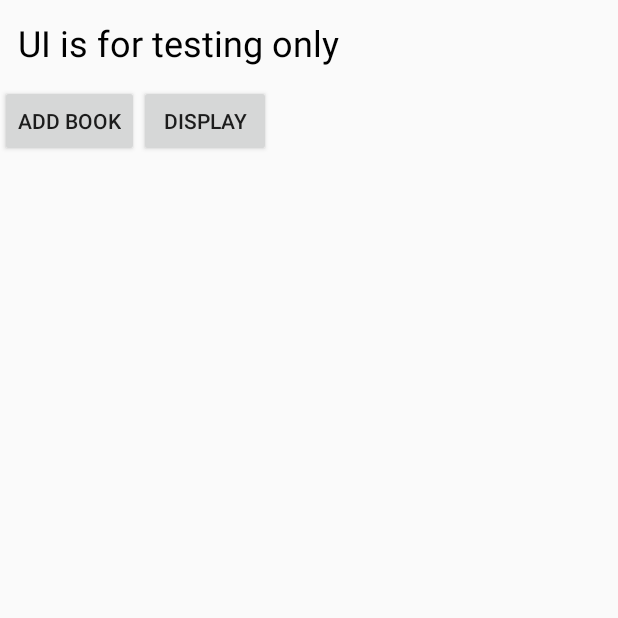
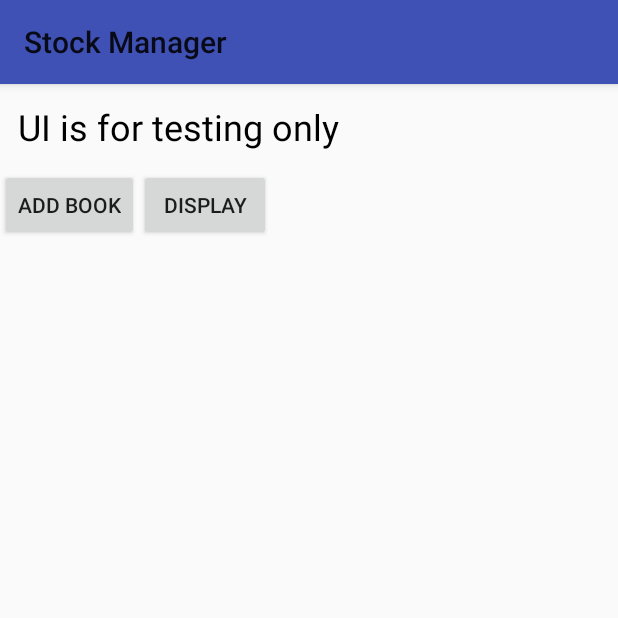
Before and after one commit to VaidotasK/StockManager, an Android app: the screen it shows after launch (MainActivity), on a phone screen of 412 x 824 dp, the top half of it. Run offline under Robolectric (Android 15) with nearby library versions, the phone set to English and light mode, and no system bars; 2 statements that could not run were skipped.

Commit message:
Changed appThem to use ActionBar

```diff
--- a/app/src/main/res/values/styles.xml
+++ b/app/src/main/res/values/styles.xml
@@ -1,7 +1,7 @@
 <resources>
 
     <!-- Base application theme. -->
-    <style name="AppTheme" parent="Theme.AppCompat.DayNight.NoActionBar">
+    <style name="AppTheme" parent="Theme.AppCompat.DayNight">
         <!-- Customize your theme here. -->
         <item name="colorPrimary">@color/colorPrimary</item>
         <item name="colorPrimaryDark">@color/colorPrimaryDark</item>
```
